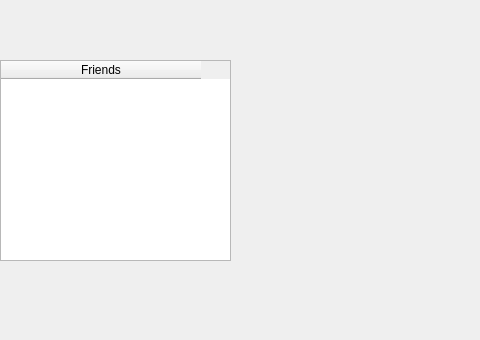
Before: the Qt Designer form ui_social_network/socialnetworkwindow.ui in z4chclark/csci_62, drawn with Qt 5; both pictures show x 0 to 480 and y 260 to 600 of the 800 by 600 pixel window.
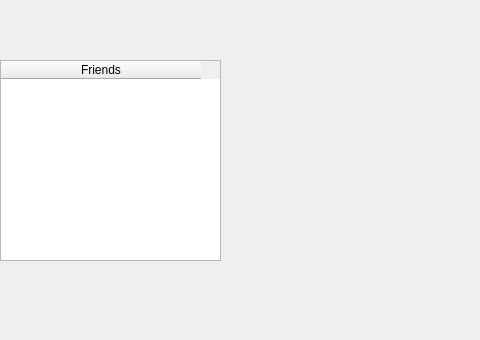
After: the same form once the commit is applied.

```diff
--- a/ui_social_network/socialnetworkwindow.ui
+++ b/ui_social_network/socialnetworkwindow.ui
@@ -83,7 +83,7 @@
      <rect>
       <x>0</x>
       <y>320</y>
-      <width>231</width>
+      <width>221</width>
       <height>201</height>
      </rect>
     </property>
```
